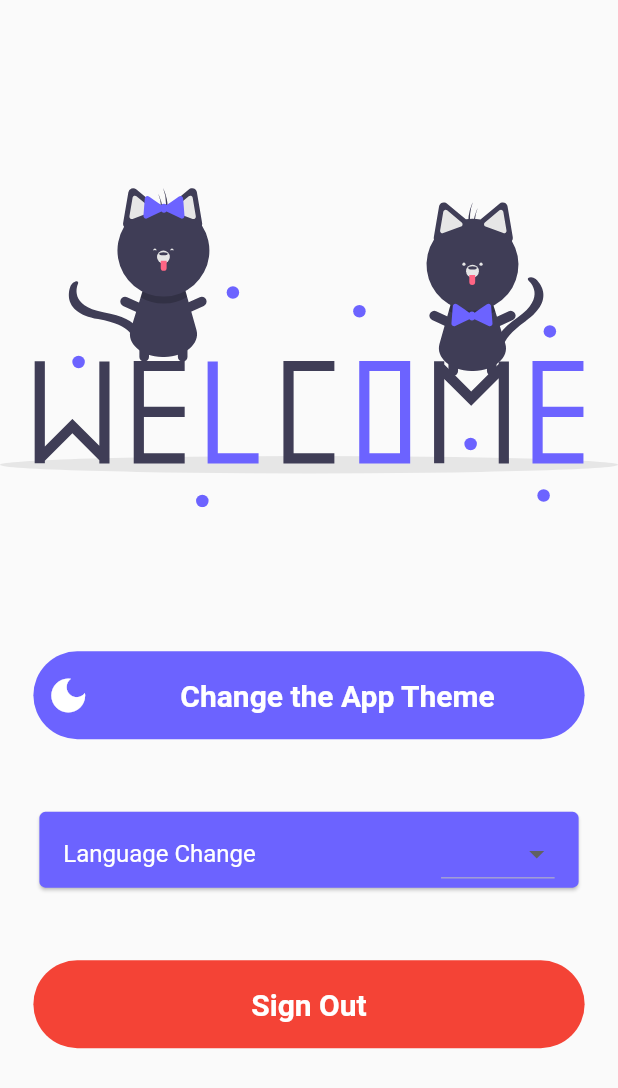
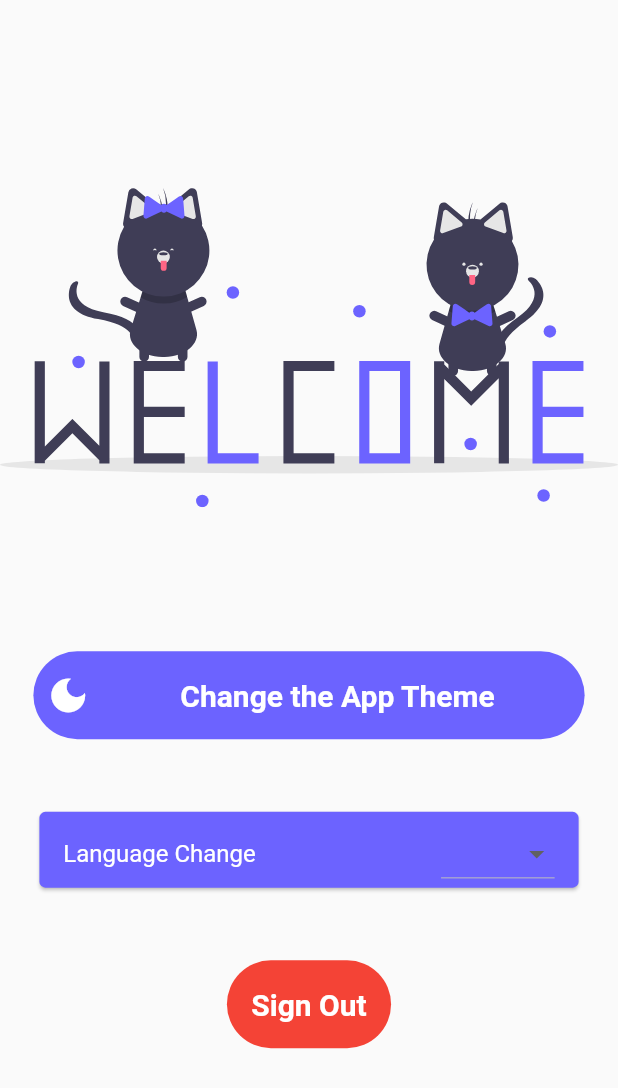
Before and after one commit to furkanagess/auth_pages_with_firebase, a Flutter app: the HomeView screen opened directly, on a phone screen of 412 x 824 dp. Shown: the top 1088 px of the screen. Run offline on Flutter 3.47's test engine with Material 2 defaults, Android fonts, the phone set to English and light mode, and no system bars; our stand-ins replace auto_size_text, easy_localization, firebase_auth, firebase_core, flutter_mobx, flutter_svg and 3 more; accounts and stored records are empty; generated files the repository leaves out were written again.

Commit message:
change signout button

```diff
--- a/lib/view/home/view/home_view.dart
+++ b/lib/view/home/view/home_view.dart
@@ -73,7 +73,8 @@ Padding signOutButton(BuildContext context, HomeViewModel viewModel) {
       onPressed: () {
         viewModel.signOut();
       },
-      child: Center(
+      child: Padding(
+        padding: const EdgeInsets.all(8.0),
         child: Text(
           LocaleKeys.signOut.locale,
           style: context.textTheme.headline6?.copyWith(
```
